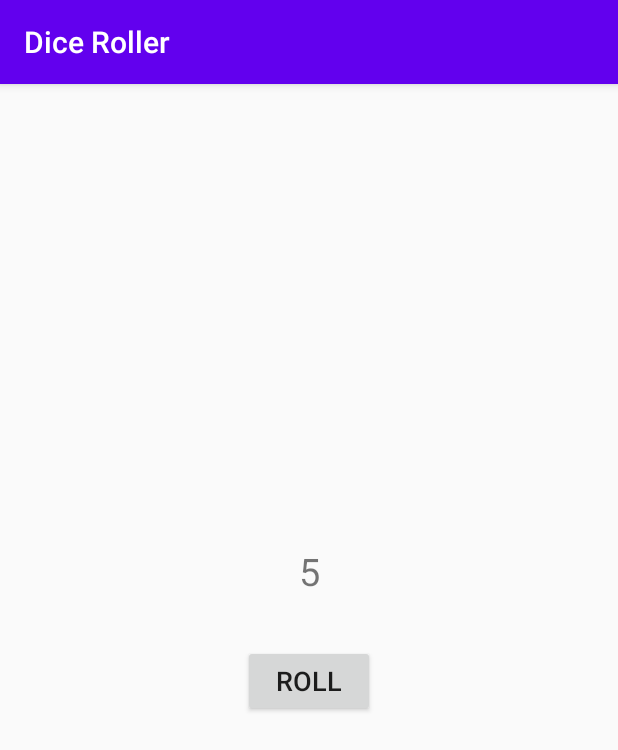
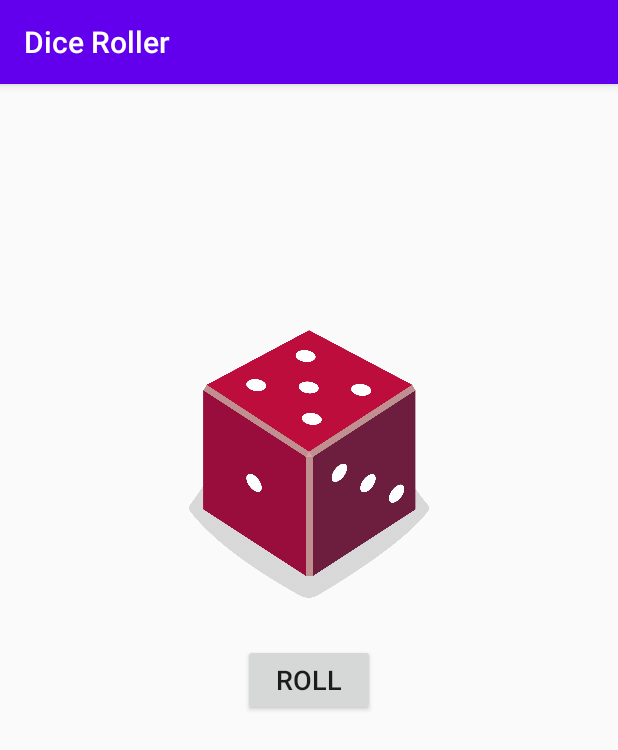
Before and after one commit to szdenny2/DiceRoller, an Android app: the screen it shows after launch (MainActivity), after a tap on "ROLL", on a phone screen of 412 x 824 dp. Shown: the top 750 px of the screen. Run offline under Robolectric (Android 15) with nearby library versions, the phone set to English and light mode, and no system bars.

Commit message:
根据生成的随机数显示对应的骰子图片

```diff
--- a/app/src/main/java/com/winnerwinter/diceroller/MainActivity.kt
+++ b/app/src/main/java/com/winnerwinter/diceroller/MainActivity.kt
@@ -3,8 +3,7 @@ package com.winnerwinter.diceroller
 import androidx.appcompat.app.AppCompatActivity
 import android.os.Bundle
 import android.widget.Button
-import android.widget.TextView
-import android.widget.Toast
+import android.widget.ImageView
 
 class MainActivity : AppCompatActivity() {
     override fun onCreate(savedInstanceState: Bundle?) {
@@ -18,7 +17,14 @@ class MainActivity : AppCompatActivity() {
     private fun rollDice() {
         val dice = Dice(6)
         val diceRoll = dice.roll()
-        val resultTextView: TextView = findViewById(R.id.textView)
-        resultTextView.text = diceRoll.toString()
+        val diceImage: ImageView = findViewById(R.id.imageView)
+        when (diceRoll) {
+            1 -> diceImage.setImageResource(R.drawable.dice_1)
+            2 -> diceImage.setImageResource(R.drawable.dice_2)
+            3 -> diceImage.setImageResource(R.drawable.dice_3)
+            4 -> diceImage.setImageResource(R.drawable.dice_4)
+            5 -> diceImage.setImageResource(R.drawable.dice_5)
+            6 -> diceImage.setImageResource(R.drawable.dice_6)
+        }
     }
 }
--- a/app/src/main/res/layout/activity_main.xml
+++ b/app/src/main/res/layout/activity_main.xml
@@ -6,32 +6,32 @@
     android:layout_height="match_parent"
     tools:context=".MainActivity">
 
-    <TextView
-        android:id="@+id/textView"
-        android:layout_width="wrap_content"
-        android:layout_height="wrap_content"
-        android:textSize="25sp"
-        app:layout_constraintLeft_toLeftOf="parent"
-        app:layout_constraintRight_toRightOf="parent"
-        app:layout_constraintTop_toTopOf="@id/guideline"
-        tools:text="1" />
-
     <androidx.constraintlayout.widget.Guideline
         android:id="@+id/guideline"
         android:layout_width="wrap_content"
         android:layout_height="wrap_content"
         android:orientation="horizontal"
-        app:layout_constraintGuide_percent="0.40" />
+        app:layout_constraintGuide_percent="0.20" />
 
     <Button
         android:id="@+id/button"
         android:layout_width="wrap_content"
         android:layout_height="wrap_content"
-        android:layout_marginTop="32dp"
+        android:layout_marginTop="20dp"
         android:text="@string/button_roll"
         android:textSize="18sp"
         app:layout_constraintEnd_toEndOf="parent"
         app:layout_constraintStart_toStartOf="parent"
-        app:layout_constraintTop_toBottomOf="@+id/textView" />
+        app:layout_constraintTop_toBottomOf="@+id/imageView" />
+
+    <ImageView
+        android:id="@+id/imageView"
+        android:layout_width="160dp"
+        android:layout_height="200dp"
+        android:importantForAccessibility="no"
+        app:layout_constraintEnd_toEndOf="parent"
+        app:layout_constraintStart_toStartOf="parent"
+        app:layout_constraintTop_toTopOf="@+id/guideline"
+        app:srcCompat="@drawable/dice_1" />
 
 </androidx.constraintlayout.widget.ConstraintLayout>
```
Also changed, not shown: app/src/main/res/drawable/dice_1.png (added), app/src/main/res/drawable/dice_2.png (added), app/src/main/res/drawable/dice_3.png (added), app/src/main/res/drawable/dice_4.png (added), app/src/main/res/drawable/dice_5.png (added), app/src/main/res/drawable/dice_6.png (added).
